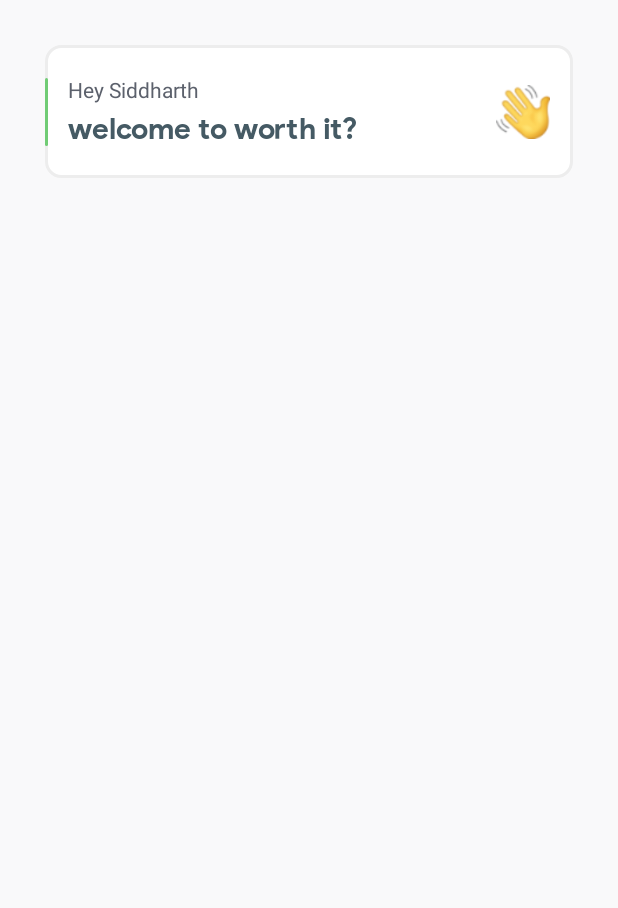
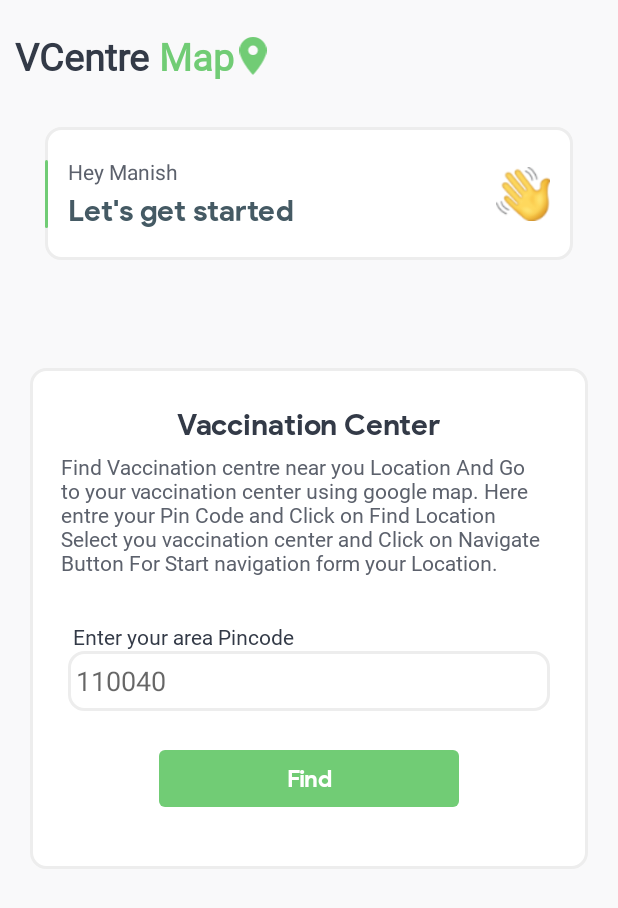
Before and after one commit to Marvel999/VCenter-Map, an Android app: the layout pin_code_fragment.xml on its own in the app's theme, with its tools: preview values and no code run, on a phone screen of 412 x 824 dp. Shown: the top 908 px of the screen. Run offline under Robolectric (Android 15) with nearby library versions, the phone set to English and light mode, and no system bars.

Commit message:
Add Main App Scree

```diff
--- a/app/src/main/AndroidManifest.xml
+++ b/app/src/main/AndroidManifest.xml
@@ -12,14 +12,15 @@
         <activity
             android:name="com.WrapX.vcentremap.AppActivity"
             android:label="@string/title_activity_app" >
-        </activity>
-        <activity android:name="com.WrapX.vcentremap.MainActivity" >
             <intent-filter>
                 <action android:name="android.intent.action.MAIN" />
 
                 <category android:name="android.intent.category.LAUNCHER" />
             </intent-filter>
         </activity>
+        <activity android:name="com.WrapX.vcentremap.MainActivity" >
+
+        </activity>
     </application>
 
 </manifest>
--- a/app/src/main/java/com/WrapX/vcentremap/AppActivity.kt
+++ b/app/src/main/java/com/WrapX/vcentremap/AppActivity.kt
@@ -25,8 +25,8 @@ private lateinit var binding: ActivityAppBinding
         // Passing each menu ID as a set of Ids because each
         // menu should be considered as top level destinations.
         val appBarConfiguration = AppBarConfiguration(setOf(
-            R.id.navigation_home, R.id.navigation_dashboard, R.id.navigation_notifications))
-        setupActionBarWithNavController(navController, appBarConfiguration)
+            R.id.navigation_find_vcentre, R.id.navigation_vcentre))
+//        setupActionBarWithNavController(navController, appBarConfiguration)
         navView.setupWithNavController(navController)
     }
 }
--- a/app/src/main/res/layout/heading_layout.xml
+++ b/app/src/main/res/layout/heading_layout.xml
@@ -1,8 +1,46 @@
 <?xml version="1.0" encoding="utf-8"?>
 <androidx.constraintlayout.widget.ConstraintLayout xmlns:android="http://schemas.android.com/apk/res/android"
+    xmlns:tools="http://schemas.android.com/tools"
     android:layout_width="match_parent"
     android:layout_height="wrap_content"
     xmlns:app="http://schemas.android.com/apk/res-auto">
+
+    <TextView
+        android:id="@+id/textView"
+        android:layout_width="wrap_content"
+        android:layout_height="wrap_content"
+        android:layout_marginStart="10dp"
+        android:layout_marginTop="20dp"
+        android:fontFamily="@font/product_sans"
+        android:text="VCentre"
+        android:textColor="@color/darkText"
+        android:textSize="25sp"
+        android:textStyle="bold"
+        app:layout_constraintStart_toStartOf="parent"
+        app:layout_constraintTop_toTopOf="parent" />
+
+    <TextView
+        android:id="@+id/textView2"
+        android:layout_width="wrap_content"
+        android:layout_height="wrap_content"
+        android:layout_marginTop="20dp"
+        android:fontFamily="@font/product_sans"
+        android:text=" Map"
+        android:textColor="@color/colorPrimary"
+        android:textSize="25sp"
+        android:textStyle="bold"
+        app:layout_constraintStart_toEndOf="@+id/textView"
+        app:layout_constraintTop_toTopOf="parent" />
+
+    <ImageView
+        android:id="@+id/imageView2"
+        android:layout_width="25dp"
+        android:layout_height="25dp"
+        android:layout_marginTop="20dp"
+        android:src="@drawable/ic_loc_icon"
+        app:layout_constraintBottom_toBottomOf="@+id/textView2"
+        app:layout_constraintStart_toEndOf="@+id/textView2"
+        app:layout_constraintTop_toTopOf="parent" />
 
 
     <androidx.constraintlayout.widget.ConstraintLayout
@@ -15,7 +53,7 @@
         android:background="@drawable/card_background"
         app:layout_constraintEnd_toEndOf="parent"
         app:layout_constraintStart_toStartOf="parent"
-        app:layout_constraintTop_toTopOf="parent">
+        app:layout_constraintTop_toBottomOf="@+id/textView">
 
         <View
             android:id="@+id/view"
@@ -34,9 +72,9 @@
             android:layout_width="wrap_content"
             android:layout_height="wrap_content"
 
-            android:text="Hey Siddharth"
             android:layout_marginLeft="15dp"
             android:layout_marginTop="20dp"
+            android:text="Hey Manish"
             android:textColor="@color/liteText"
             android:textSize="14sp"
             app:layout_constraintStart_toStartOf="parent"
@@ -46,13 +84,13 @@
             android:id="@+id/getStart"
             android:layout_width="wrap_content"
             android:layout_height="wrap_content"
+            android:layout_marginLeft="15dp"
             android:layout_marginTop="4dp"
+            android:layout_marginBottom="20dp"
             android:fontFamily="@font/product_sans_bold"
-            android:text="welcome to worth it?"
+            android:text="Let's get started"
             android:textColor="@color/colorPrimaryDark"
             android:textSize="20sp"
-            android:layout_marginLeft="15dp"
-            android:layout_marginBottom="20dp"
             android:textStyle="bold"
             app:layout_constraintBottom_toBottomOf="parent"
             app:layout_constraintStart_toStartOf="parent"
@@ -61,8 +99,8 @@
         <ImageView
             android:layout_width="36dp"
             android:layout_height="36dp"
+            android:layout_marginRight="15dp"
             android:src="@drawable/wave_in"
-            android:layout_marginRight="15dp"
 
             app:layout_constraintBottom_toBottomOf="parent"
             app:layout_constraintEnd_toEndOf="parent"
--- a/app/src/main/res/layout/pin_code_fragment.xml
+++ b/app/src/main/res/layout/pin_code_fragment.xml
@@ -7,7 +7,75 @@
     xmlns:app="http://schemas.android.com/apk/res-auto"
     tools:context=".ui.pinFragment.PinCodeFragment">
 
-    <include layout="@layout/heading_layout"/>
+    <include
+        android:id="@+id/include"
+        layout="@layout/heading_layout" />
+
+
+    <LinearLayout
+        android:layout_width="match_parent"
+        android:layout_height="wrap_content"
+        android:layout_marginHorizontal="20dp"
+        android:background="@drawable/card_background"
+        android:orientation="vertical"
+        android:padding="5dp"
+        app:layout_constraintBottom_toBottomOf="parent"
+        app:layout_constraintEnd_toStartOf="@+id/include"
+        app:layout_constraintStart_toEndOf="@+id/include"
+        app:layout_constraintTop_toTopOf="parent">
+
+        <TextView
+            android:layout_width="wrap_content"
+            android:layout_height="wrap_content"
+            android:layout_gravity="center"
+            android:fontFamily="@font/product_sans_bold"
+            android:text="@string/vaccination_center"
+            android:textColor="@color/darkText"
+            android:textSize="20sp"
+            android:layout_marginTop="20dp"
+            android:textStyle="bold" />
+
+        <TextView
+            android:layout_width="wrap_content"
+            android:layout_height="wrap_content"
+            android:layout_gravity="center"
+            android:layout_marginHorizontal="15dp"
+            android:layout_marginTop="5dp"
+            android:fontFamily="@font/product_sans"
+            android:text="@string/pinText"
+            android:textColor="@color/liteText"
+            android:textSize="14sp" />
+
+
+        <TextView
+            android:layout_width="wrap_content"
+            android:layout_height="wrap_content"
+            android:layout_marginLeft="23dp"
+            android:layout_marginTop="30dp"
+            android:fontFamily="@font/product_sans"
+            android:text="@string/enter_your_area_pincode"
+            android:textColor="@color/darkText"
+            android:textSize="14sp" />
+
+        <EditText
+            android:layout_width="match_parent"
+            android:layout_height="40dp"
+            android:layout_marginHorizontal="20dp"
+            android:background="@drawable/card_background"
+            android:hint="@string/_110040"
+            android:paddingHorizontal="5dp" />
+
+        <Button
+            android:id="@+id/findBtn"
+            android:layout_width="200dp"
+            android:layout_height="50dp"
+            android:layout_gravity="center"
+            android:layout_marginTop="20dp"
+            android:layout_marginBottom="30dp"
+            android:text="@string/find" />
+
+
+    </LinearLayout>
 
 
 
--- a/app/src/main/res/values/strings.xml
+++ b/app/src/main/res/values/strings.xml
@@ -3,8 +3,12 @@
     <string name="title_activity_app">AppActivity</string>
     <string name="tab_text_1">Tab 1</string>
     <string name="tab_text_2">Tab 2</string>
-    <string name="title_home">Home</string>
-    <string name="title_dashboard">Dashboard</string>
-    <string name="title_notifications">Notifications</string>
+    <string name="title_find_vcentre">Vcentre near you</string>
+    <string name="title_vcentre">Vcentre</string>
     <string name="continue_with_google">Continue with Google</string>
+    <string name="vaccination_center">Vaccination Center</string>
+    <string name="pinText">Find Vaccination centre near you Location And Go to your vaccination center using google map. Here entre your Pin Code and Click on "Find Location" Select you vaccination center and Click on "Navigate" Button For Start navigation form your Location.</string>
+    <string name="enter_your_area_pincode">Enter your area Pincode</string>
+    <string name="_110040">110040</string>
+    <string name="find">Find</string>
 </resources>
```
Also changed, not shown: app/src/main/java/com/WrapX/vcentremap/ui/notifications/NotificationsFragment.kt (deleted, +0 -43 lines), app/src/main/java/com/WrapX/vcentremap/ui/notifications/NotificationsViewModel.kt (deleted, +0 -13 lines), app/src/main/res/layout/fragment_notifications.xml (deleted, +0 -23 lines), app/src/main/res/menu/bottom_nav_menu.xml (+7 -10 lines), app/src/main/res/navigation/mobile_navigation.xml (+5 -10 lines).
